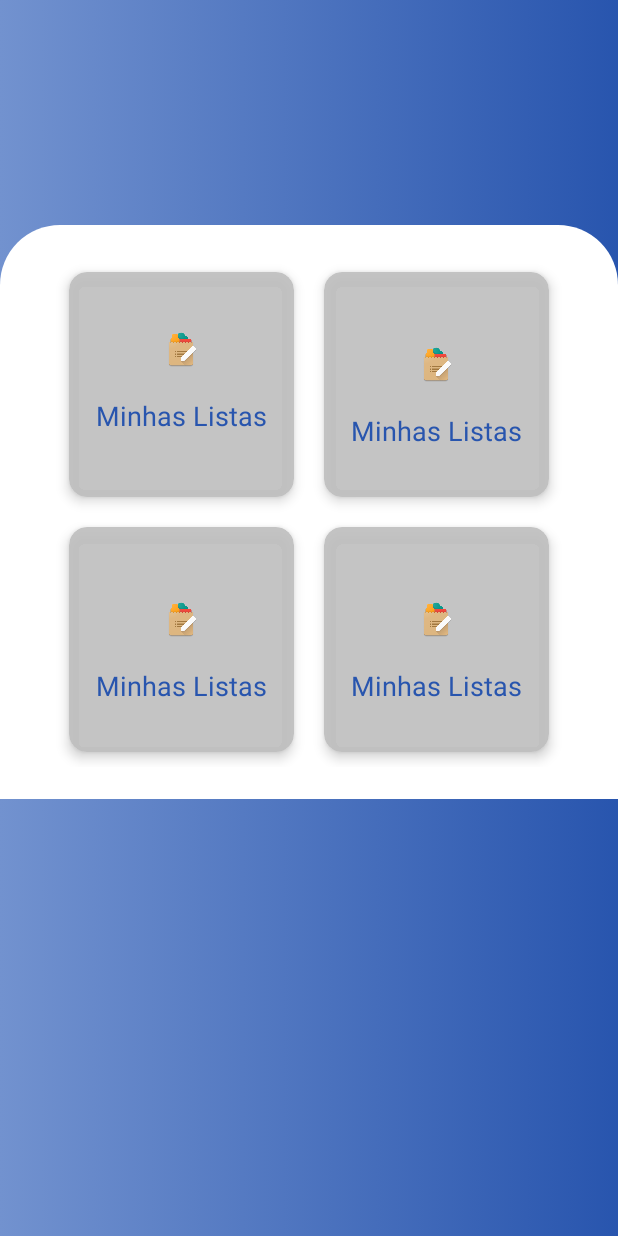
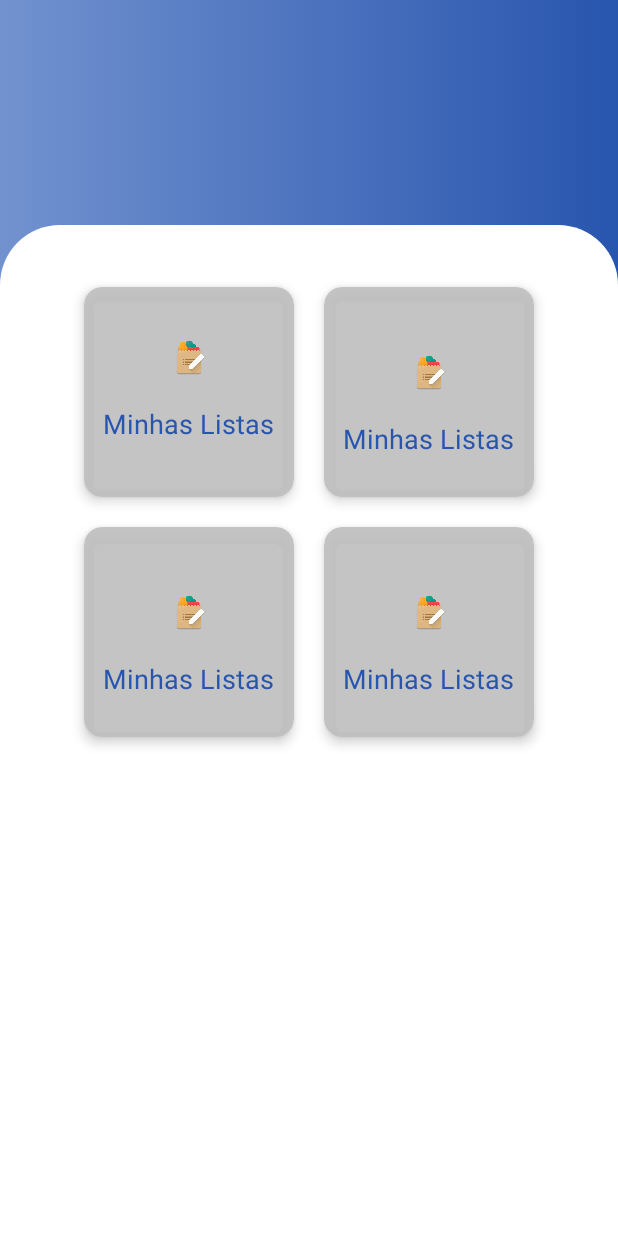
Before and after one commit to lffernandes/FIAP-mba3scjo-2021-GrupoA-SegundaEtapa, an Android app: the HomeActivity screen opened directly, with no data from a screen before it, on a phone screen of 412 x 824 dp. Run offline under Robolectric (Android 15) with nearby library versions, the light colour scheme and no system bars.

Commit message:
Create class and serializer

```diff
--- a/app/build.gradle
+++ b/app/build.gradle
@@ -49,4 +49,6 @@ dependencies {
     def lottieVersion = "4.2.0"
     implementation "com.airbnb.android:lottie:$lottieVersion"
     implementation 'androidx.cardview:cardview:1.0.0'
+    implementation 'com.squareup.retrofit2:retrofit:2.9.0'
+    implementation 'com.squareup.retrofit2:converter-gson:2.9.0'
 }
--- a/app/src/main/AndroidManifest.xml
+++ b/app/src/main/AndroidManifest.xml
@@ -1,6 +1,9 @@
 <?xml version="1.0" encoding="utf-8"?>
 <manifest xmlns:android="http://schemas.android.com/apk/res/android"
     package="br.com.fiap.mba3scjo2021_grupoa_listou">
+
+    <uses-permission android:name="android.permission.INTERNET"/>
+    <uses-permission android:name="android.permission.ACCEPT_NETWORK_STATE"/>
 
     <application
         android:allowBackup="true"
--- a/app/src/main/res/layout/activity_home.xml
+++ b/app/src/main/res/layout/activity_home.xml
@@ -4,32 +4,32 @@
     xmlns:tools="http://schemas.android.com/tools"
     android:layout_width="match_parent"
     android:layout_height="match_parent"
+    android:fillViewport="true"
     android:background="@drawable/gradient_background"
     tools:context=".HomeActivity">
 
     <LinearLayout
+        android:layout_marginTop="150dp"
+        android:padding="16dp"
+        android:gravity="center"
         android:layout_width="match_parent"
-        android:layout_height="wrap_content"
-        android:layout_marginTop="150dp"
-        android:background="@drawable/shape_bg_login"
-        android:gravity="center"
+        android:layout_height="match_parent"
         android:orientation="vertical"
-        android:padding="16dp">
+        android:background="@drawable/shape_bg_login">
 
 
         <GridLayout
+            android:padding="15dp"
             android:layout_width="wrap_content"
             android:layout_height="match_parent"
             android:layout_gravity="center_horizontal"
-            android:layout_margin="5dp"
-            android:alignmentMode="alignMargins"
             android:columnCount="2"
-            android:columnOrderPreserved="false"
-            android:rowCount="2">
+            android:rowCount="2"
+        android:columnOrderPreserved="false">
 
             <androidx.cardview.widget.CardView
-                android:layout_width="150dp"
-                android:layout_height="150dp"
+                android:layout_width="140dp"
+                android:layout_height="140dp"
                 android:layout_margin="10dp"
                 app:cardBackgroundColor="@color/cardBkg"
                 app:cardCornerRadius="12dp"
@@ -73,8 +73,8 @@
             </androidx.cardview.widget.CardView>
 
             <androidx.cardview.widget.CardView
-                android:layout_width="150dp"
-                android:layout_height="150dp"
+                android:layout_width="140dp"
+                android:layout_height="140dp"
                 android:layout_margin="10dp"
                 app:cardBackgroundColor="@color/cardBkg"
                 app:cardCornerRadius="12dp"
@@ -103,8 +103,8 @@
             </androidx.cardview.widget.CardView>
 
             <androidx.cardview.widget.CardView
-                android:layout_width="150dp"
-                android:layout_height="150dp"
+                android:layout_width="140dp"
+                android:layout_height="140dp"
                 android:layout_margin="10dp"
                 app:cardBackgroundColor="@color/cardBkg"
                 app:cardCornerRadius="12dp"
@@ -133,8 +133,8 @@
             </androidx.cardview.widget.CardView>
 
             <androidx.cardview.widget.CardView
-                android:layout_width="150dp"
-                android:layout_height="150dp"
+                android:layout_width="140dp"
+                android:layout_height="140dp"
                 android:layout_margin="10dp"
                 app:cardBackgroundColor="@color/cardBkg"
                 app:cardCornerRadius="12dp"
```
Also changed, not shown: app/src/main/java/br/com/fiap/mba3scjo2021_grupoa_listou/ItemCompra.kt (added, +10 -0 lines), app/src/main/java/br/com/fiap/mba3scjo2021_grupoa_listou/ListaCompra.kt (added, +15 -0 lines), app/src/main/java/br/com/fiap/mba3scjo2021_grupoa_listou/MainActivity.kt (+0 -23 lines), app/src/main/java/br/com/fiap/mba3scjo2021_grupoa_listou/RetrofitFactory.kt (added, +17 -0 lines), app/src/main/java/br/com/fiap/mba3scjo2021_grupoa_listou/RetrofitService.kt (added, +17 -0 lines), app/src/main/res/drawable/rounded_button.xml (added, +7 -0 lines), app/src/main/res/layout/activity_main.xml (+9 -6 lines).
